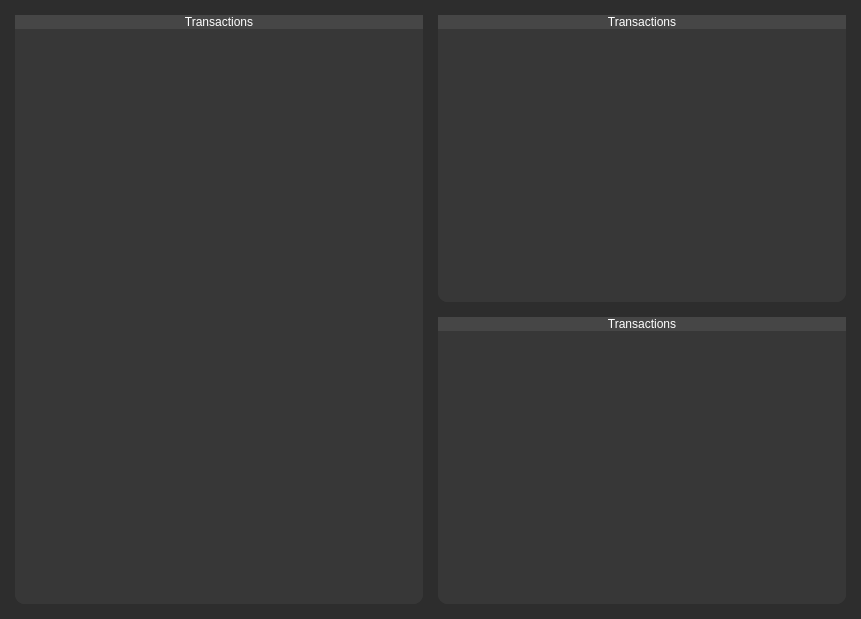
kornelHub/BackTesting-App, file ui/summary_page.ui: the form before one commit.
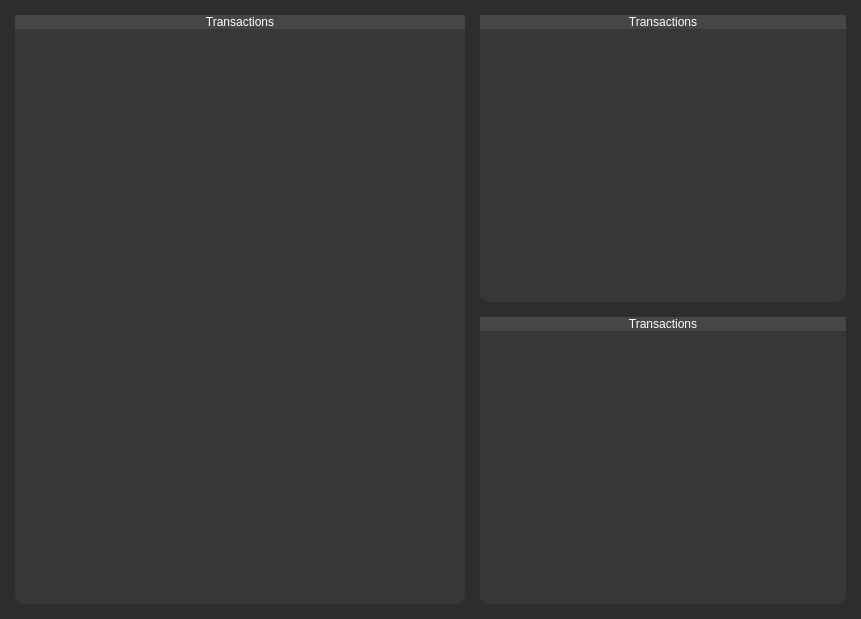
The form after the commit.

Commit message: locked transaction widget size to 450

```diff
--- a/ui/summary_page.ui
+++ b/ui/summary_page.ui
@@ -34,6 +34,18 @@
    </property>
    <item>
     <widget class="QWidget" name="widget_2" native="true">
+     <property name="minimumSize">
+      <size>
+       <width>450</width>
+       <height>0</height>
+      </size>
+     </property>
+     <property name="maximumSize">
+      <size>
+       <width>450</width>
+       <height>16777215</height>
+      </size>
+     </property>
      <layout class="QHBoxLayout" name="horizontalLayout">
       <property name="spacing">
        <number>0</number>
@@ -134,6 +146,18 @@
          </item>
          <item>
           <widget class="QTextBrowser" name="textBrowser">
+           <property name="minimumSize">
+            <size>
+             <width>0</width>
+             <height>0</height>
+            </size>
+           </property>
+           <property name="maximumSize">
+            <size>
+             <width>16777215</width>
+             <height>16777215</height>
+            </size>
+           </property>
            <property name="styleSheet">
             <string notr="true">font: 10pt &quot;MS Shell Dlg 2&quot;;
 border-radius: 10px;
```
The commit also changes 1 other file.
